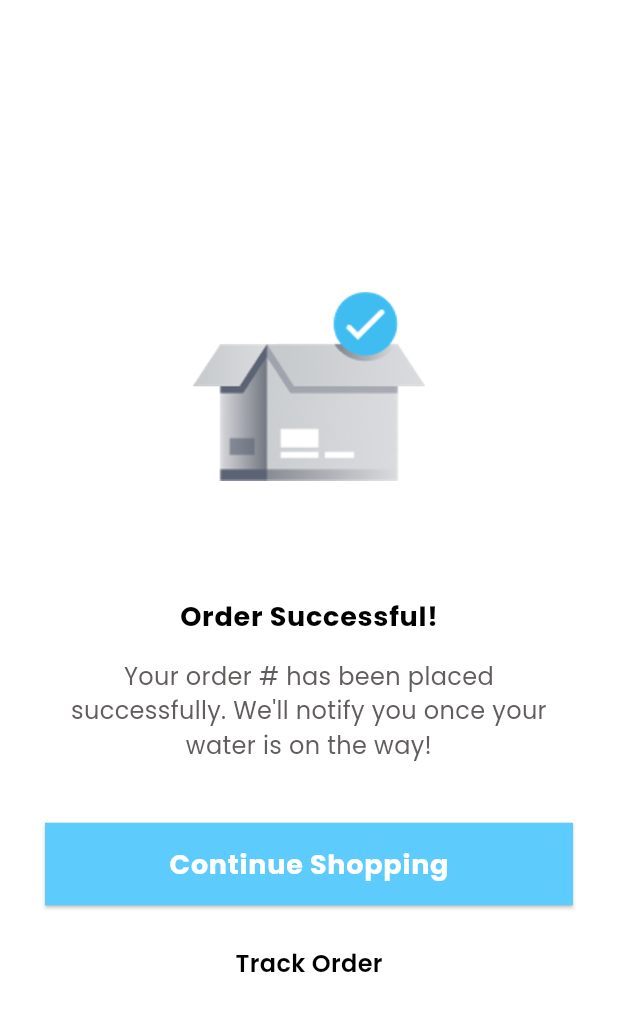
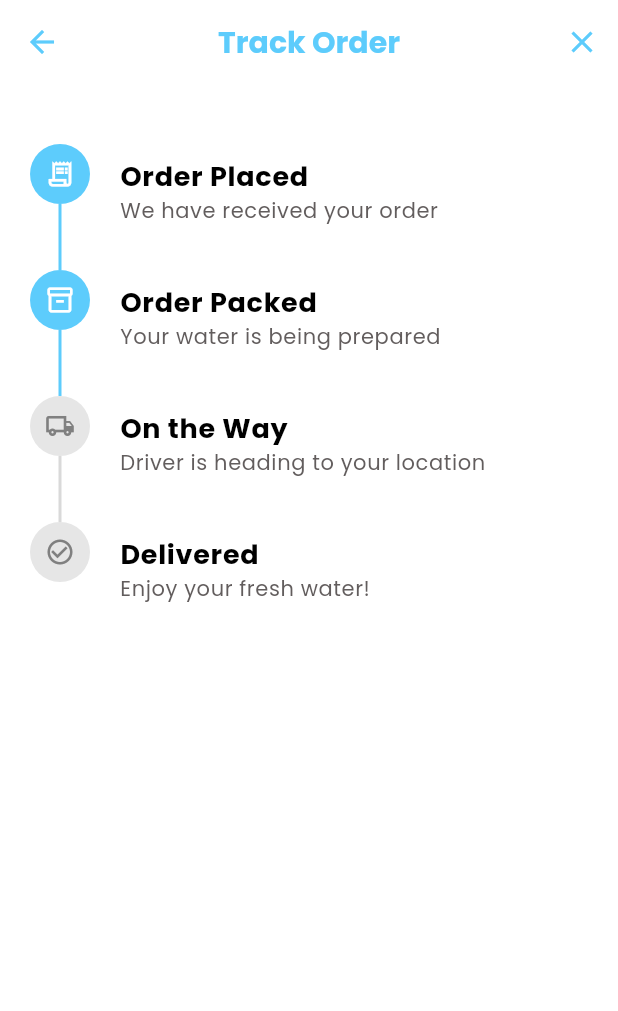
Before and after one commit to DevExplorerr/Drips-Water, a Flutter app: the OrderSuccessScreen screen opened directly with empty values, after a tap on "Track Order", on a phone screen of 412 x 824 dp. Shown: the top 1011 px of the screen. Run offline on Flutter 3.47's test engine with Material 3 defaults, Android fonts, the phone set to English and light mode, and no system bars; our stand-ins replace cached_network_image, cloud_firestore, firebase_auth, firebase_core, googleapis_auth, loading_animation_widget and 3 more; accounts and stored records are empty; generated files the repository leaves out were written again.

Commit message:
feat(order): implement order tracking feature with OrderTrackingScreen and TrackingStepItem components

```diff
--- a/lib/presentation/screens/checkout/checkout_screen.dart
+++ b/lib/presentation/screens/checkout/checkout_screen.dart
@@ -2,6 +2,7 @@ import 'package:drips_water/core/constants/app_colors.dart';
 import 'package:drips_water/data/models/address_model.dart';
 import 'package:drips_water/data/models/card_model.dart';
 import 'package:drips_water/data/models/cart_item_model.dart';
+import 'package:drips_water/data/models/order_model.dart';
 import 'package:drips_water/global/snackbar.dart';
 import 'package:drips_water/logic/providers/cart_provider.dart';
 import 'package:drips_water/logic/providers/checkout_provider.dart';
@@ -166,10 +167,28 @@ class _CheckoutScreenState extends State<CheckoutScreen> {
       if (orderId != null) {
         if (!_isBuyNow) cartProvider.clearCart();
         if (!mounted) return;
+
+        final placedOrder = OrderModel(
+          id: orderId,
+          userId: checkoutProvider.uid,
+          items: _displayItems,
+          address: checkoutProvider.deliveryAddress!,
+          paymentMethod: checkoutProvider.paymentMethod,
+          deliveryOption: checkoutProvider.deliveryOption,
+          scheduledTime: checkoutProvider.scheduledTime,
+          subtotal: currentSubtotal,
+          deliveryFee: checkoutProvider.deliveryFee,
+          discount: currentDiscount,
+          totalAmount: currentTotal,
+          status: 'pending',
+          createdAt: DateTime.now(),
+        );
+
         Navigator.pushAndRemoveUntil(
           context,
           CupertinoPageRoute(
-            builder: (context) => OrderSuccessScreen(orderId: orderId),
+            builder: (context) =>
+                OrderSuccessScreen(orderId: orderId, order: placedOrder),
           ),
           (route) => route.isFirst,
         );
--- a/lib/presentation/screens/checkout/order_success_screen.dart
+++ b/lib/presentation/screens/checkout/order_success_screen.dart
@@ -1,10 +1,18 @@
 import 'package:drips_water/core/constants/app_colors.dart';
+import 'package:drips_water/data/models/order_model.dart';
+import 'package:drips_water/presentation/screens/orders/order_tracking_screen.dart';
 import 'package:drips_water/presentation/widgets/buttons/custom_button.dart';
+import 'package:flutter/cupertino.dart';
 import 'package:flutter/material.dart';
 
 class OrderSuccessScreen extends StatelessWidget {
   final String orderId;
-  const OrderSuccessScreen({super.key, required this.orderId});
+  final OrderModel order;
+  const OrderSuccessScreen({
+    super.key,
+    required this.orderId,
+    required this.order,
+  });
 
   @override
   Widget build(BuildContext context) {
@@ -47,10 +55,12 @@ class OrderSuccessScreen extends StatelessWidget {
               const SizedBox(height: 15),
               TextButton(
                 onPressed: () {
-                  // Navigator.pushReplacement(
-                  //     context,
-                  //     MaterialPageRoute(
-                  //         builder: (context) => OrderTrackingPage()));
+                  Navigator.pushReplacement(
+                    context,
+                    CupertinoPageRoute(
+                      builder: (_) => OrderTrackingScreen(order: order),
+                    ),
+                  );
                 },
                 child: Text(
                   "Track Order",
--- /dev/null
+++ b/lib/presentation/screens/orders/order_tracking_screen.dart
@@ -0,0 +1,60 @@
+import 'package:flutter/material.dart';
+import 'package:drips_water/data/models/order_model.dart';
+import 'widgets/tracking_step_item.dart';
+
+class OrderTrackingScreen extends StatelessWidget {
+  final OrderModel order;
+  const OrderTrackingScreen({super.key, required this.order});
+
+  @override
+  Widget build(BuildContext context) {
+    return Scaffold(
+      backgroundColor: Theme.of(context).scaffoldBackgroundColor,
+      appBar: AppBar(
+        title: const Text("Track Order"),
+        centerTitle: true,
+        actions: [
+          IconButton(
+            icon: const Icon(Icons.close),
+            onPressed: () =>
+                Navigator.of(context).popUntil((route) => route.isFirst),
+          ),
+        ],
+      ),
+      body: SingleChildScrollView(
+        padding: const .only(top: 40, left: 20, right: 20, bottom: 20),
+        child: Column(
+          children: [
+            const TrackingStepItem(
+              icon: Icons.receipt_long_outlined,
+              title: "Order Placed",
+              subtitle: "We have received your order",
+              isCompleted: true,
+            ),
+            TrackingStepItem(
+              icon: Icons.inventory_2_outlined,
+              title: "Order Packed",
+              subtitle: "Your water is being prepared",
+              isCompleted: order.status != 'pending',
+              isCurrent: order.status == 'packed',
+            ),
+            TrackingStepItem(
+              icon: Icons.local_shipping_outlined,
+              title: "On the Way",
+              subtitle: "Driver is heading to your location",
+              isCompleted: order.status == 'delivered',
+              isCurrent: order.status == 'on the way',
+            ),
+            TrackingStepItem(
+              icon: Icons.check_circle_outline,
+              title: "Delivered",
+              subtitle: "Enjoy your fresh water!",
+              isLast: true,
+              isCompleted: order.status == 'delivered',
+            ),
+          ],
+        ),
+      ),
+    );
+  }
+}
--- /dev/null
+++ b/lib/presentation/screens/orders/widgets/tracking_step_item.dart
@@ -0,0 +1,86 @@
+import 'package:flutter/material.dart';
+import 'package:drips_water/core/constants/app_colors.dart';
+
+class TrackingStepItem extends StatelessWidget {
+  final IconData icon;
+  final String title;
+  final String subtitle;
+  final bool isCompleted;
+  final bool isCurrent;
+  final bool isLast;
+
+  const TrackingStepItem({
+    super.key,
+    required this.icon,
+    required this.title,
+    required this.subtitle,
+    this.isCompleted = false,
+    this.isCurrent = false,
+    this.isLast = false,
+  });
+
+  @override
+  Widget build(BuildContext context) {
+    final textTheme = Theme.of(context).textTheme;
+
+    return IntrinsicHeight(
+      child: Row(
+        children: [
+          Column(
+            children: [
+              Container(
+                padding: const .all(10),
+                decoration: BoxDecoration(
+                  color: isCompleted || isCurrent
+                      ? AppColors.primary
+                      : AppColors.grey.withValues(alpha: 0.2),
+                  shape: .circle,
+                ),
+                child: Icon(
+                  icon,
+                  size: 20,
+                  color: isCompleted || isCurrent
+                      ? AppColors.white
+                      : AppColors.grey,
+                ),
+              ),
+              if (!isLast)
+                Expanded(
+                  child: VerticalDivider(
+                    thickness: 2,
+                    width: 2,
+                    color: isCompleted
+                        ? AppColors.primary
+                        : AppColors.grey.withValues(alpha: 0.3),
+                  ),
+                ),
+            ],
+          ),
+          const SizedBox(width: 20),
+          Expanded(
+            child: Column(
+              crossAxisAlignment: .start,
+              children: [
+                const SizedBox(height: 8),
+                Text(
+                  title,
+                  style: textTheme.bodyLarge?.copyWith(
+                    fontWeight: FontWeight.w700,
+                    color: isCurrent ? AppColors.primary : AppColors.textLight,
+                  ),
+                ),
+                Text(
+                  subtitle,
+                  style: textTheme.bodySmall?.copyWith(
+                    color: AppColors.secondaryText,
+                  ),
+                ),
+                const SizedBox(height: 30),
+              ],
+            ),
+          ),
+        ],
+      ),
+    );
+  }
+}
```
